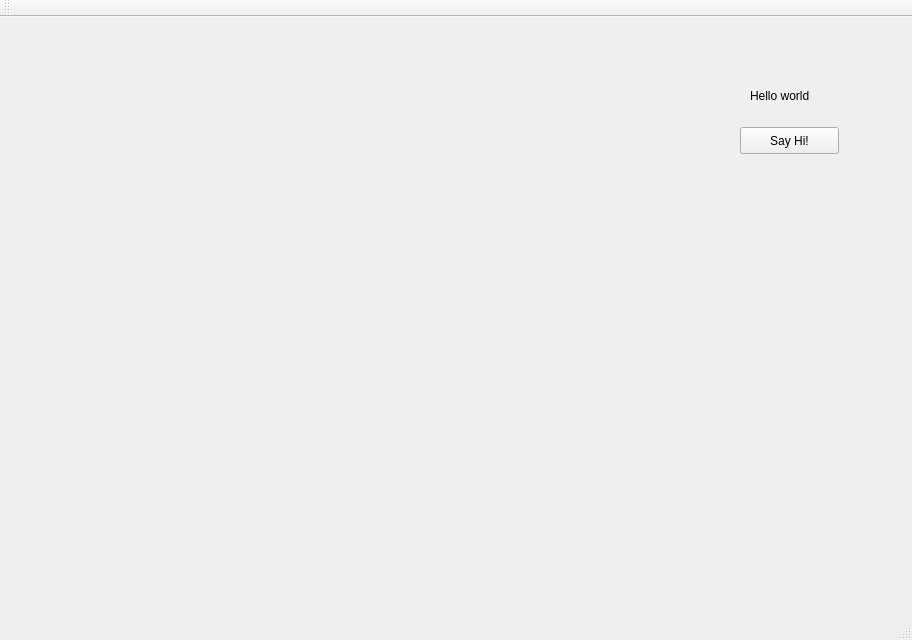
First picture: the form in mainwindow.ui, repository DFTFFT/Pendulum, before the edit.
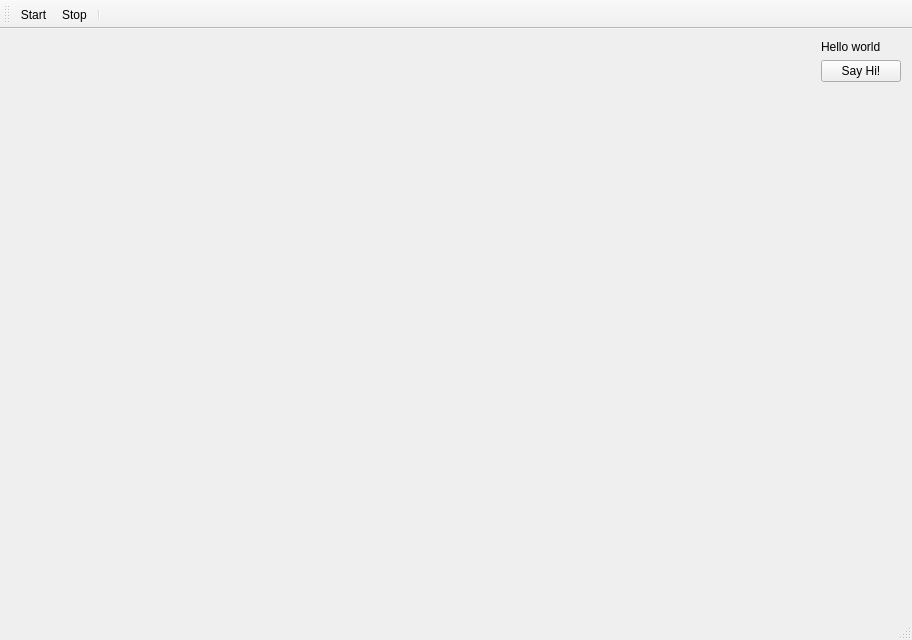
Second picture: the form after the edit. Icons and pictures are not drawn.

Commit message: embed matplotlib and add some layout (not yet complete)

Patch:
```diff
--- a/mainwindow.ui
+++ b/mainwindow.ui
@@ -10,46 +10,71 @@
     <height>640</height>
    </rect>
   </property>
+  <property name="sizePolicy">
+   <sizepolicy hsizetype="Fixed" vsizetype="Fixed">
+    <horstretch>0</horstretch>
+    <verstretch>0</verstretch>
+   </sizepolicy>
+  </property>
   <property name="windowTitle">
    <string>MainWindow</string>
   </property>
   <widget class="QWidget" name="centralWidget">
-   <widget class="QWidget" name="m_widget" native="true">
-    <property name="geometry">
-     <rect>
-      <x>60</x>
-      <y>60</y>
-      <width>591</width>
-      <height>501</height>
-     </rect>
-    </property>
-   </widget>
-   <widget class="QLabel" name="m_label">
-    <property name="geometry">
-     <rect>
-      <x>750</x>
-      <y>70</y>
-      <width>91</width>
-      <height>17</height>
-     </rect>
-    </property>
-    <property name="text">
-     <string>Hello world</string>
-    </property>
-   </widget>
-   <widget class="QPushButton" name="m_pushButton">
-    <property name="geometry">
-     <rect>
-      <x>740</x>
-      <y>110</y>
-      <width>99</width>
-      <height>27</height>
-     </rect>
-    </property>
-    <property name="text">
-     <string>Say Hi!</string>
-    </property>
-   </widget>
+   <property name="sizePolicy">
+    <sizepolicy hsizetype="Preferred" vsizetype="Preferred">
+     <horstretch>0</horstretch>
+     <verstretch>0</verstretch>
+    </sizepolicy>
+   </property>
+   <layout class="QGridLayout" name="gridLayout_2">
+    <item row="0" column="0">
+     <layout class="QGridLayout" name="gridLayout">
+      <item row="0" column="2">
+       <widget class="QLabel" name="m_label">
+        <property name="text">
+         <string>Hello world</string>
+        </property>
+       </widget>
+      </item>
+      <item row="2" column="2">
+       <spacer name="verticalSpacer">
+        <property name="orientation">
+         <enum>Qt::Vertical</enum>
+        </property>
+        <property name="sizeHint" stdset="0">
+         <size>
+          <width>20</width>
+          <height>40</height>
+         </size>
+        </property>
+       </spacer>
+      </item>
+      <item row="2" column="1">
+       <widget class="QWidget" name="m_widget" native="true"/>
+      </item>
+      <item row="1" column="2">
+       <widget class="QPushButton" name="m_pushButton">
+        <property name="text">
+         <string>Say Hi!</string>
+        </property>
+       </widget>
+      </item>
+      <item row="1" column="1">
+       <spacer name="horizontalSpacer">
+        <property name="orientation">
+         <enum>Qt::Horizontal</enum>
+        </property>
+        <property name="sizeHint" stdset="0">
+         <size>
+          <width>40</width>
+          <height>20</height>
+         </size>
+        </property>
+       </spacer>
+      </item>
+     </layout>
+    </item>
+   </layout>
   </widget>
   <widget class="QMenuBar" name="menuBar">
    <property name="geometry">
@@ -62,14 +87,50 @@
    </property>
   </widget>
   <widget class="QToolBar" name="mainToolBar">
+   <property name="iconSize">
+    <size>
+     <width>50</width>
+     <height>50</height>
+    </size>
+   </property>
+   <property name="toolButtonStyle">
+    <enum>Qt::ToolButtonTextUnderIcon</enum>
+   </property>
    <attribute name="toolBarArea">
     <enum>TopToolBarArea</enum>
    </attribute>
    <attribute name="toolBarBreak">
     <bool>false</bool>
    </attribute>
+   <addaction name="actionStart"/>
+   <addaction name="actionStop"/>
+   <addaction name="separator"/>
   </widget>
   <widget class="QStatusBar" name="statusBar"/>
+  <action name="actionStart">
+   <property name="icon">
+    <iconset resource="pendulum.qrc">
+     <normaloff>:/Icon/start.png</normaloff>:/Icon/start.png</iconset>
+   </property>
+   <property name="text">
+    <string>Start</string>
+   </property>
+   <property name="toolTip">
+    <string>Start</string>
+   </property>
+  </action>
+  <action name="actionStop">
+   <property name="icon">
+    <iconset resource="pendulum.qrc">
+     <normaloff>:/Icon/Stop-Normal-Blue-icon.png</normaloff>:/Icon/Stop-Normal-Blue-icon.png</iconset>
+   </property>
+   <property name="text">
+    <string>Stop</string>
+   </property>
+   <property name="toolTip">
+    <string>Stop</string>
+   </property>
+  </action>
  </widget>
  <layoutdefault spacing="6" margin="11"/>
  <resources/>
```
Left out of the diff: 4 changed lines with no effect on the pictures. The commit also changes 2 other files.
